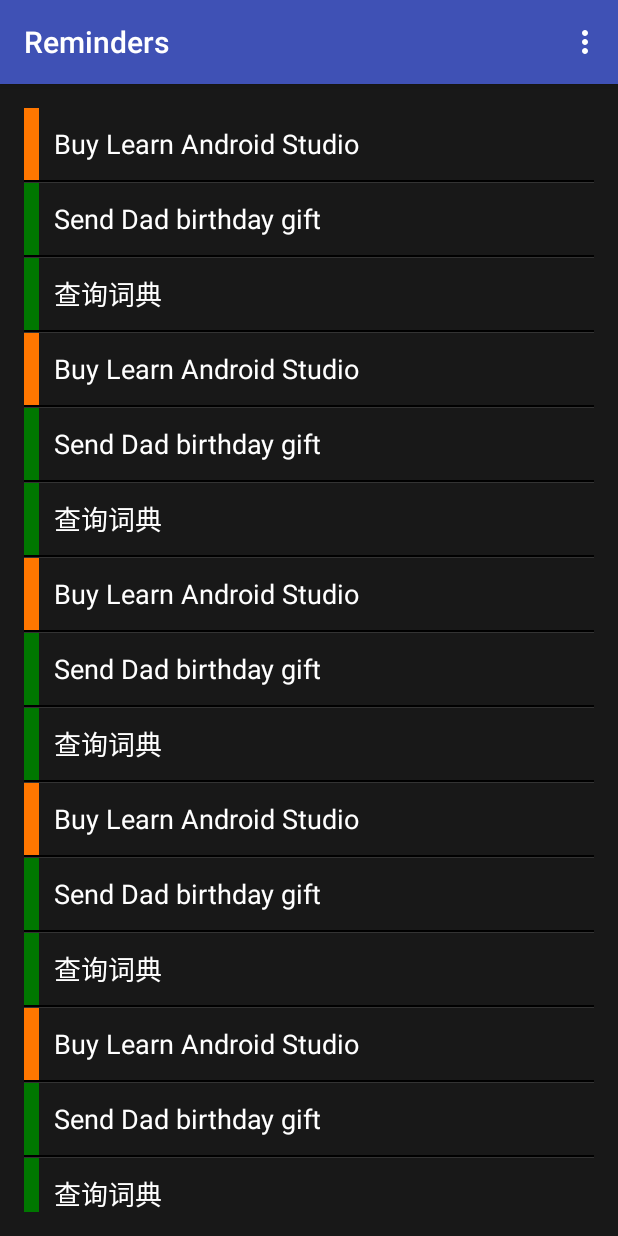
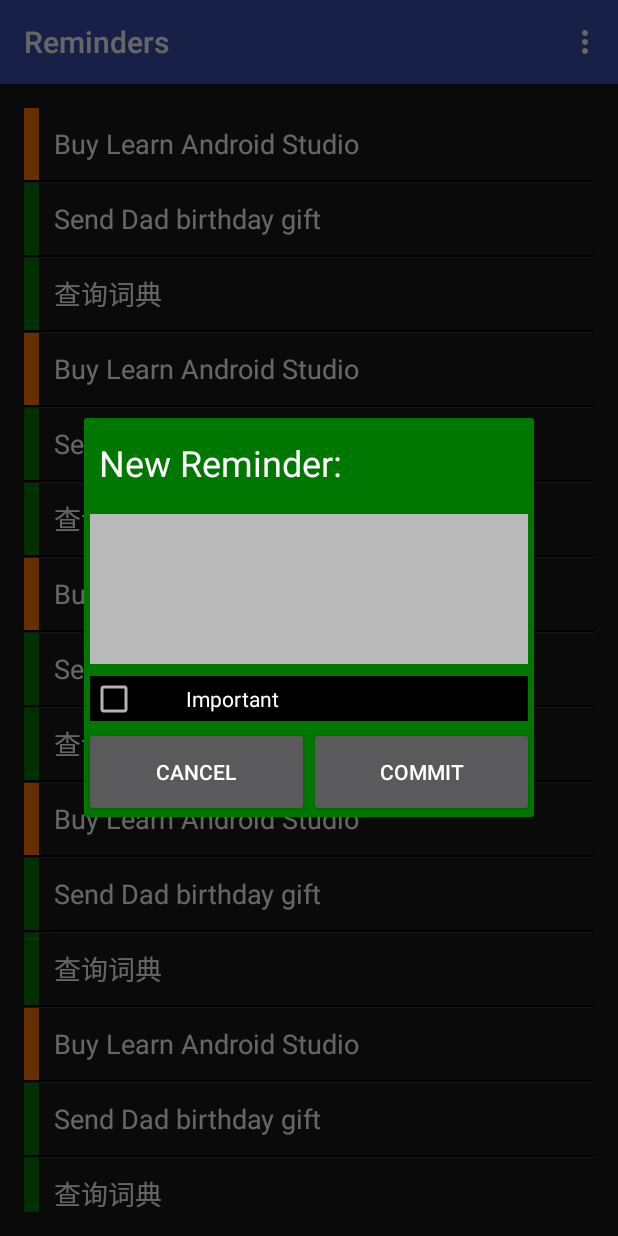
Before and after one commit to jetan9/Reminder, an Android app: the screen it shows after launch (RemindersActivity), in the options menu, after a tap on "new Reminder", on a phone screen of 412 x 824 dp. Run offline under Robolectric (Android 15) with nearby library versions, the phone set to English and light mode, and no system bars.

Commit message:
Fix bug.

```diff
--- a/app/src/main/java/com/jetan/www/reminders/RemindersActivity.java
+++ b/app/src/main/java/com/jetan/www/reminders/RemindersActivity.java
@@ -175,6 +175,8 @@ public class RemindersActivity extends AppCompatActivity {
                 dialog.dismiss();
             }
         });
+
+        dialog.show();
     }
 
     @Override
--- a/app/src/main/res/layout/dialog_custom.xml
+++ b/app/src/main/res/layout/dialog_custom.xml
@@ -1,10 +1,10 @@
 <?xml version="1.0" encoding="utf-8"?>
 <LinearLayout xmlns:android="http://schemas.android.com/apk/res/android"
-              android:orientation="vertical"
               android:id="@+id/custom_root_layout"
+              android:layout_width="300dp"
+              android:layout_height="fill_parent"
               android:background="@color/green"
-              android:layout_width="300dp"
-              android:layout_height="fill_parent">
+              android:orientation="vertical">
 
     <TextView
         android:id="@+id/custom_title"
@@ -18,28 +18,28 @@
 
     <EditText
         android:id="@+id/custom_edit_reminder"
+        android:layout_width="fill_parent"
+        android:layout_height="100dp"
         android:layout_margin="4dp"
         android:background="@color/light_grey"
         android:gravity="start"
-        android:textColor="@color/black"
-        android:layout_width="fill_parent"
-        android:layout_height="100dp">
+        android:textColor="@color/black">
         <requestFocus/>
     </EditText>
 
     <CheckBox
         android:id="@+id/custom_check_box"
+        android:layout_width="fill_parent"
+        android:layout_height="30dp"
         android:layout_margin="4dp"
         android:background="@color/black"
         android:paddingLeft="32dp"
         android:text="Important"
-        android:textColor="@color/white"
-        android:layout_width="fill_parent"
-        android:layout_height="30dp" />
+        android:textColor="@color/white"/>
 
     <LinearLayout
-        android:layout_width="match_parent"
-        android:layout_height="match_parent"
+        android:layout_width="fill_parent"
+        android:layout_height="fill_parent"
         android:orientation="horizontal">
 
         <Button
```
Also changed, not shown: app/src/main/ic_launcher-web.png (added), app/src/main/res/mipmap-hdpi/ic_launcher.png, app/src/main/res/mipmap-mdpi/ic_launcher.png, app/src/main/res/mipmap-xhdpi/ic_launcher.png, app/src/main/res/mipmap-xxhdpi/ic_launcher.png, app/src/main/res/mipmap-xxxhdpi/ic_launcher.png.
